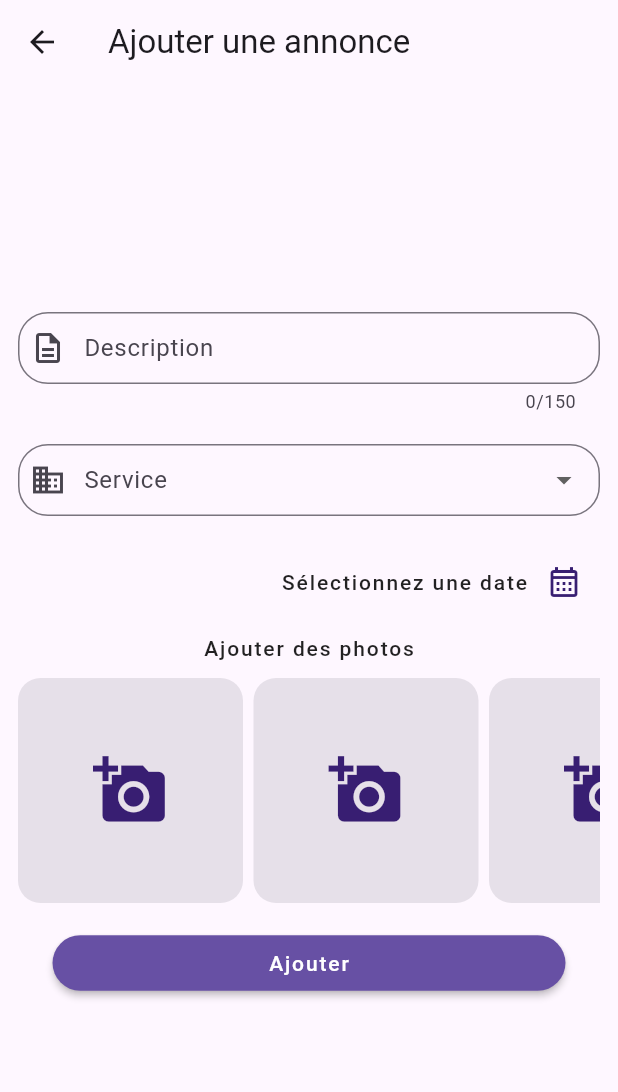
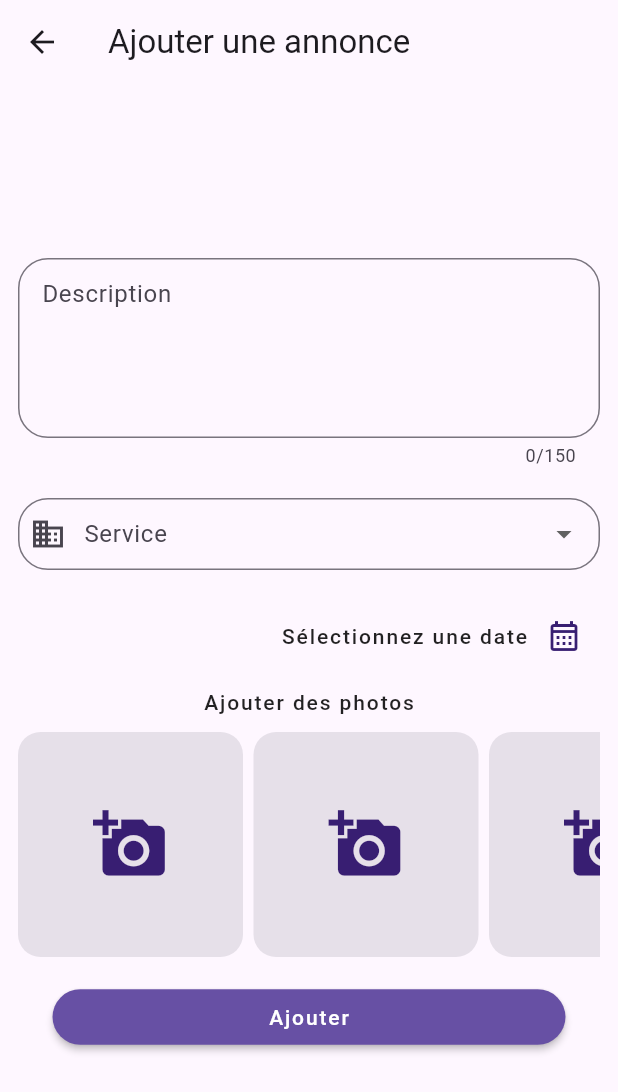
Before and after one commit to firashedfi5/Depanini, a Flutter app: the NewPostScreen screen opened directly, on a phone screen of 412 x 824 dp. Shown: the top 1092 px of the screen. Run offline on Flutter 3.47's test engine with Material 3 defaults, Android fonts, the phone set to English and light mode, and no system bars; our stand-ins replace cloud_firestore, curved_navigation_bar, firebase_auth, firebase_core, flutter_rating_bar, flutter_riverpod and 3 more; accounts and stored records are empty; network calls fail.

Commit message:
Some changes in the UI

```diff
--- a/lib/screens/client/posts/new_post_screen.dart
+++ b/lib/screens/client/posts/new_post_screen.dart
@@ -147,10 +147,11 @@ class _NewPostScreenState extends State<NewPostScreen> {
               child: Column(
                 children: [
                   TextFormField(
+                    maxLines: 4,
                     maxLength: 150,
                     decoration: InputDecoration(
+                      alignLabelWithHint: true,
                       label: Text('Description'),
-                      prefixIcon: Icon(Icons.description_outlined),
                     ),
                     validator: (value) {
                       if (value == null ||
```
